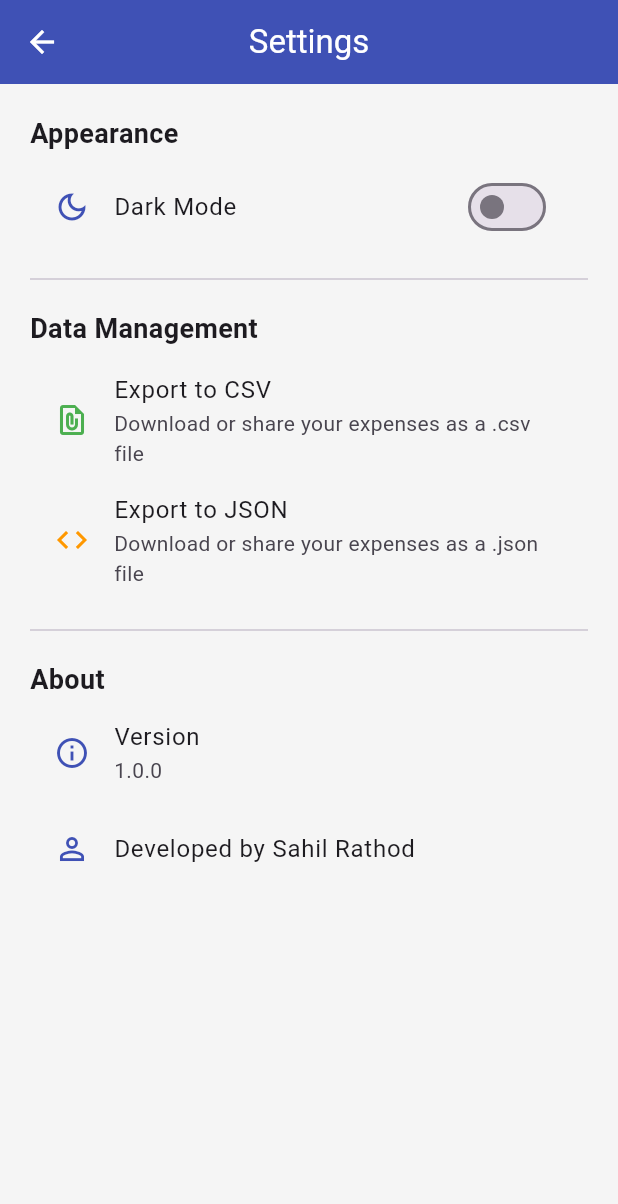
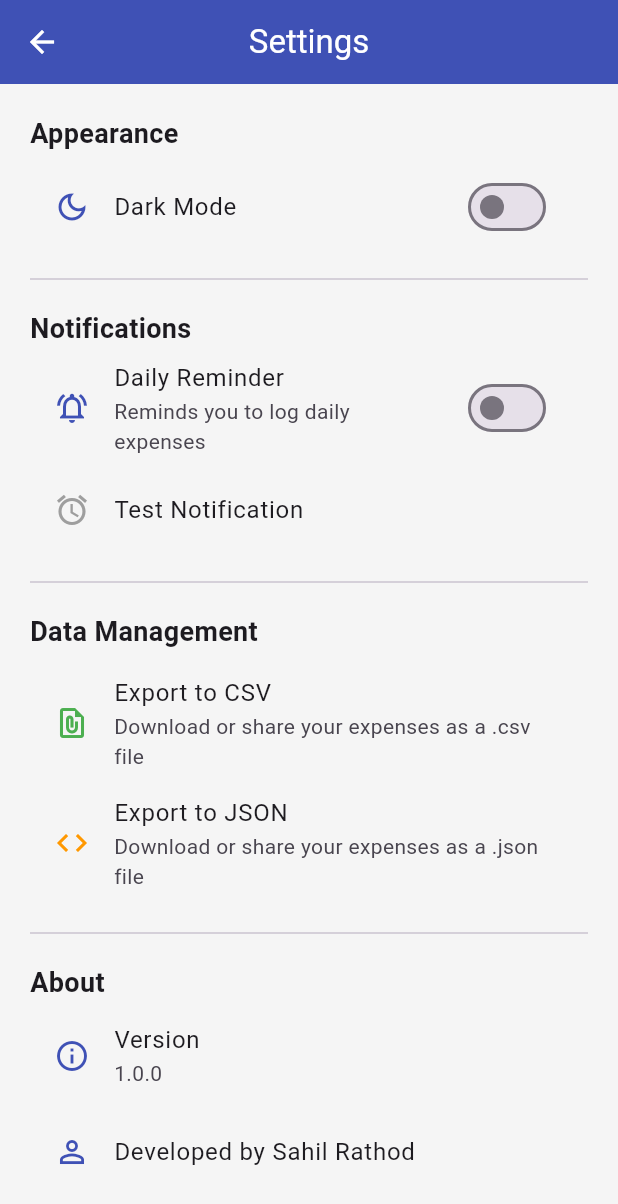
Before and after one commit to sahilsTechs/Expense-Tracker, a Flutter app: the SettingsScreen screen opened directly, on a phone screen of 412 x 824 dp. Shown: the top 1204 px of the screen. Run offline on Flutter 3.47's test engine with Material 3 defaults, Android fonts, the phone set to English and light mode, and no system bars; our stand-ins replace csv, fl_chart, flutter_local_notifications, permission_handler, share_plus, shared_preferences and 2 more; accounts and stored records are empty.

Commit message:
Notification added reminder

```diff
--- a/lib/main.dart
+++ b/lib/main.dart
@@ -1,14 +1,16 @@
 import 'package:expense_tracker/providers/budget_provider.dart';
 import 'package:expense_tracker/providers/category_provider.dart';
 import 'package:expense_tracker/providers/expense_provider.dart';
+import 'package:expense_tracker/providers/notification_provider.dart';
 import 'package:expense_tracker/providers/theme_provider.dart';
 import 'package:expense_tracker/screens/main_screen.dart';
+import 'package:expense_tracker/utils/notification_service.dart';
 import 'package:flutter/material.dart';
 import 'package:provider/provider.dart';
 
 void main() async {
   WidgetsFlutterBinding.ensureInitialized();
-
+  await NotificationService.init();
   final themeProvider = ThemeProvider();
   await themeProvider.loadTheme();
 
@@ -23,6 +25,7 @@ void main() async {
         ),
         ChangeNotifierProvider(create: (_) => BudgetProvider()..loadBudget()),
         ChangeNotifierProvider(create: (_) => themeProvider),
+        ChangeNotifierProvider(create: (_) => NotificationProvider()),
       ],
       child: const ExpenseTrackerApp(),
     ),
--- a/lib/screens/settings_screen.dart
+++ b/lib/screens/settings_screen.dart
@@ -1,6 +1,8 @@
 import 'package:expense_tracker/providers/expense_provider.dart';
+import 'package:expense_tracker/providers/notification_provider.dart';
 import 'package:expense_tracker/providers/theme_provider.dart';
 import 'package:expense_tracker/utils/export_utils.dart';
+import 'package:expense_tracker/utils/notification_service.dart';
 import 'package:flutter/material.dart';
 import 'package:provider/provider.dart';
 
@@ -14,7 +16,7 @@ class SettingsScreen extends StatelessWidget {
       context,
       listen: false,
     );
-
+    final notificationProvider = Provider.of<NotificationProvider>(context);
     return Scaffold(
       appBar: AppBar(title: const Text('Settings'), centerTitle: true),
       body: ListView(
@@ -33,6 +35,29 @@ class SettingsScreen extends StatelessWidget {
               onChanged: (value) => themeProvider.toggleTheme(value),
               activeColor: Colors.indigo,
             ),
+          ),
+          const Divider(height: 40),
+          const Text(
+            'Notifications',
+            style: TextStyle(fontSize: 18, fontWeight: FontWeight.bold),
+          ),
+          ListTile(
+            leading: const Icon(
+              Icons.notifications_active_outlined,
+              color: Colors.indigo,
+            ),
+            title: const Text('Daily Reminder'),
+            subtitle: const Text('Reminds you to log daily expenses'),
+            trailing: Switch(
+              value: notificationProvider.isEnabled,
+              onChanged: (value) => notificationProvider.toggleReminder(value),
+              activeColor: Colors.indigo,
+            ),
+          ),
+          ListTile(
+            leading: const Icon(Icons.alarm, color: Colors.grey),
+            title: const Text('Test Notification'),
+            onTap: () => NotificationService.showInstantNotification(),
           ),
 
           const Divider(height: 40),
--- a/pubspec.yaml
+++ b/pubspec.yaml
@@ -44,6 +44,8 @@ dependencies:
   path_provider: ^2.1.5
   share_plus: ^12.0.1
   flutter_local_notifications: ^19.5.0
+  timezone: ^0.10.1
+  permission_handler: ^12.0.1
 
 dev_dependencies:
   flutter_test:
```
Also changed, not shown: lib/providers/notification_provider.dart (added, +34 -0 lines), lib/utils/notification_service.dart (added, +99 -0 lines), pubspec.lock, 5 other files.
